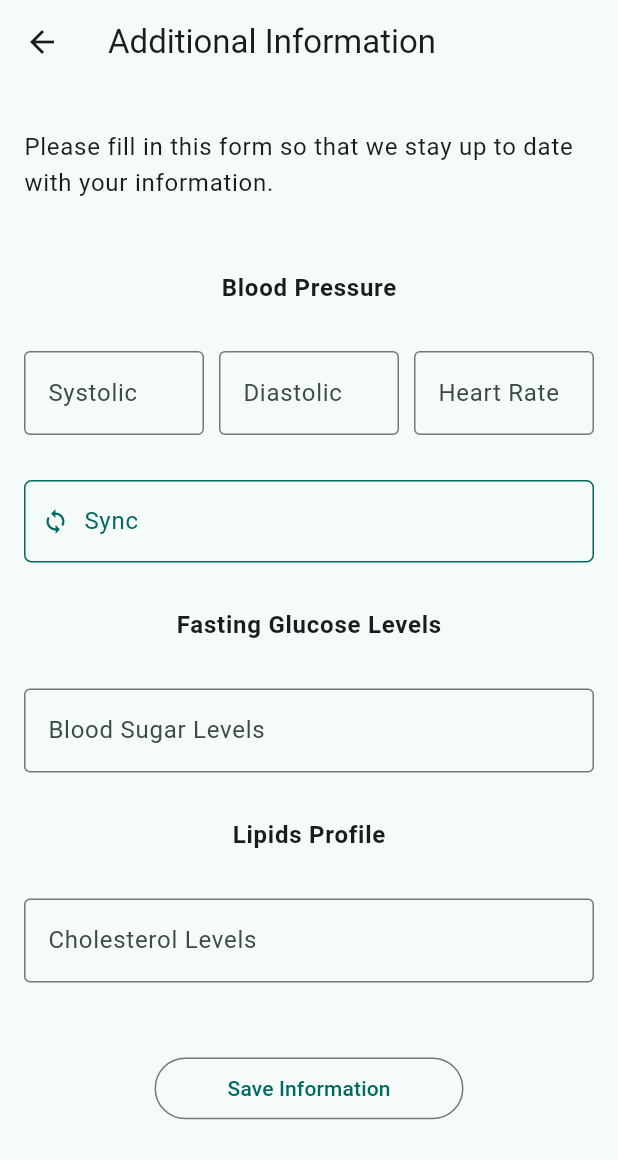
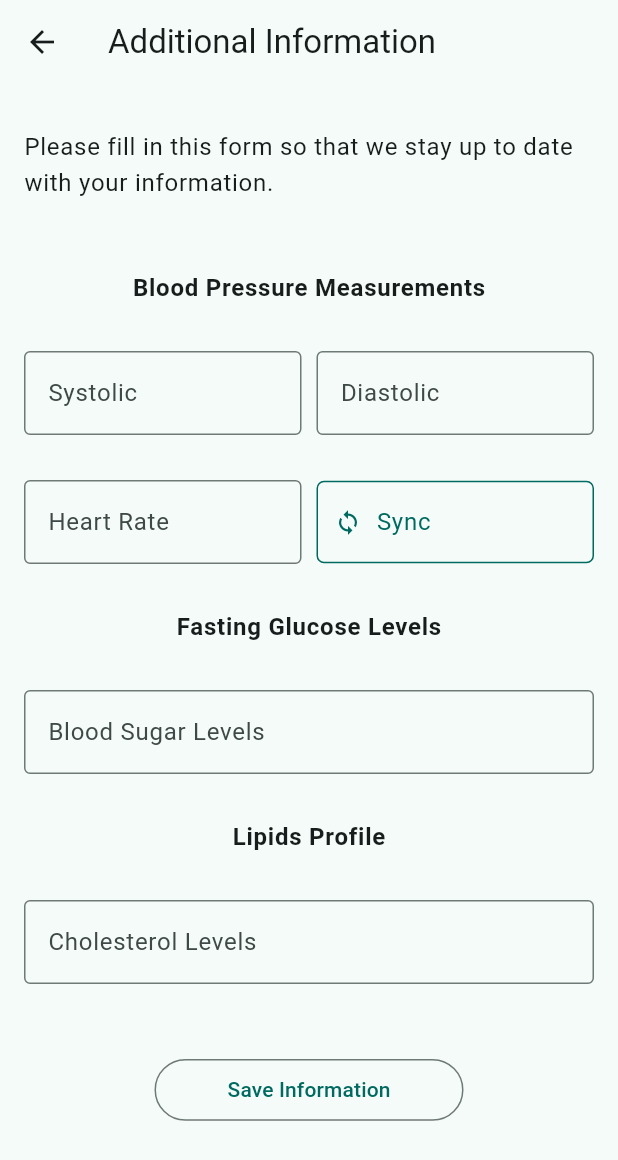
Before and after one commit to tahawaheed9/wellness_wise, a Flutter app: the AdditionalInformationScreen screen opened by its route, on a phone screen of 412 x 824 dp. Shown: the top 1160 px of the screen. Run offline on Flutter 3.47's test engine with Material 3 defaults, Android fonts, the phone set to English and light mode, and no system bars; our stand-ins replace bloc, cloud_firestore, equatable, firebase_auth, firebase_core, fl_chart and 2 more; missing offline and left inert: health; accounts and stored records are empty.

Commit message:
Minor GUI Changes

```diff
--- a/lib/screens/additional_information/components/additional_information_form.dart
+++ b/lib/screens/additional_information/components/additional_information_form.dart
@@ -55,9 +55,8 @@ class _AdditionalInformationFormState extends State<AdditionalInformationForm> {
         child: Column(
           children: <Widget>[
             // Blood Pressure & Heart Rate Fields...
-            const NamedDivider(title: 'Blood Pressure'),
+            const NamedDivider(title: 'Blood Pressure Measurements'),
             Row(
-              mainAxisAlignment: MainAxisAlignment.spaceBetween,
               children: <Widget>[
                 // Blood Pressure Field...
                 Expanded(
@@ -90,8 +89,12 @@ class _AdditionalInformationFormState extends State<AdditionalInformationForm> {
                     ),
                   ),
                 ),
-                const SizedBox(width: 10.0),
+              ],
+            ),
+            const SizedBox(height: 30.0),
 
+            Row(
+              children: <Widget>[
                 // Heart Rate Field...
                 Expanded(
                   child: TextFormField(
@@ -107,11 +110,10 @@ class _AdditionalInformationFormState extends State<AdditionalInformationForm> {
                     ),
                   ),
                 ),
-              ],
-            ),
-            const SizedBox(height: 30.0),
+                const SizedBox(width: 10.0),
 
-            SyncButton(
+                Expanded(
+                  child: SyncButton(
                     onPressed: () async {
                       final HealthService service = HealthService();
                       final List<double> data = await service.initialize();
@@ -126,6 +128,9 @@ class _AdditionalInformationFormState extends State<AdditionalInformationForm> {
                         _diaBloodPressure.text = diastolic.toString();
                       });
                     },
+                  ),
+                ),
+              ],
             ),
 
             // Blood Sugar Level Field...
--- a/lib/screens/basic_information/components/basic_information_form.dart
+++ b/lib/screens/basic_information/components/basic_information_form.dart
@@ -51,7 +51,6 @@ class _BasicInformationFormState extends State<BasicInformationForm> {
           children: <Widget>[
             // Height & Weight Fields...
             Row(
-              mainAxisAlignment: MainAxisAlignment.spaceBetween,
               children: <Widget>[
                 // Age Field...
                 Expanded(
```
Also changed, not shown: lib/services/health/health_service.dart (+5 -5 lines). Lines whose indentation alone changed are shown as unchanged.
